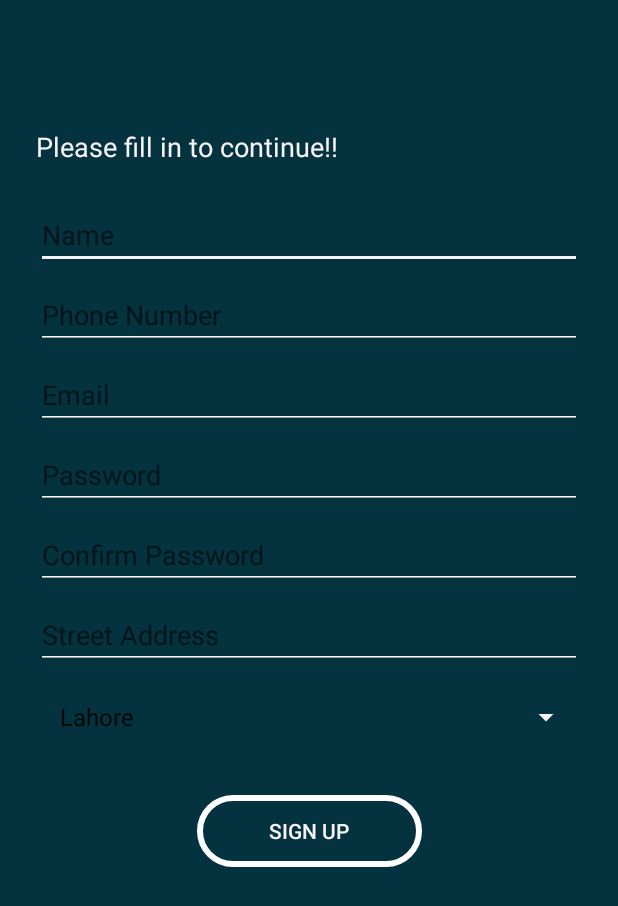
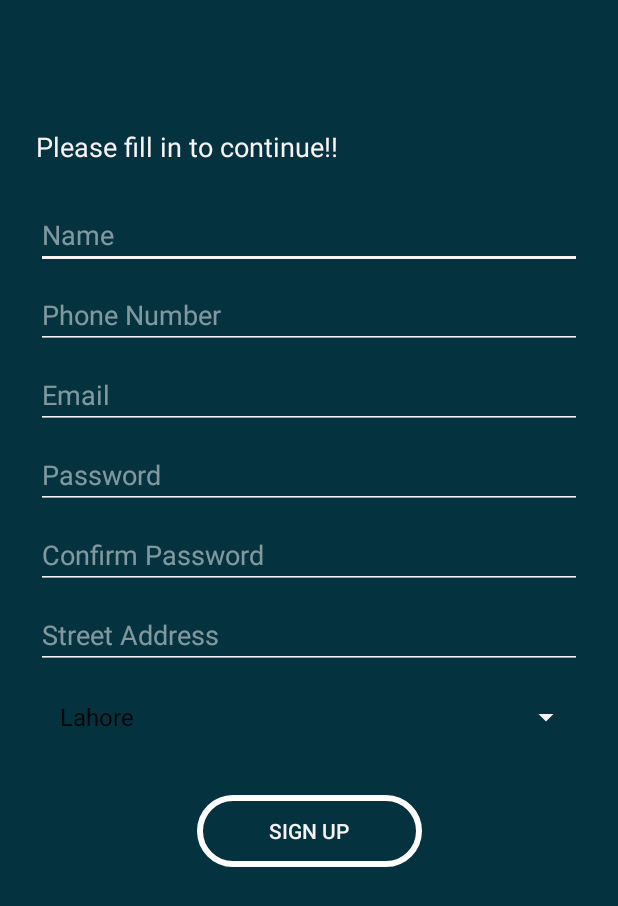
Before and after one commit to abdul99j/Foodcall-Updated, an Android app: the SignUp screen opened directly, with no data from a screen before it, on a phone screen of 412 x 824 dp. Shown: the top 906 px of the screen. Run offline under Robolectric (Android 15) with nearby library versions, the phone set to English and light mode, and no system bars.

Commit message:
Fixed colors

```diff
--- a/app/src/main/res/layout/activity_sign_up.xml
+++ b/app/src/main/res/layout/activity_sign_up.xml
@@ -40,7 +40,7 @@
             android:selectAllOnFocus="true"
             android:textColor="@color/colorAccent"
 
-            android:textColorHint="@android:color/hint_foreground_material_dark"
+            android:textColorHint="#7FFFFFFF"
             app:layout_constraintEnd_toEndOf="parent"
             app:layout_constraintStart_toStartOf="parent"
             app:layout_constraintTop_toBottomOf="@+id/textView2" />
@@ -59,7 +59,7 @@
             android:selectAllOnFocus="true"
             android:textColor="@color/colorAccent"
 
-            android:textColorHint="@android:color/hint_foreground_material_dark"
+            android:textColorHint="#7FFFFFFF"
             app:layout_constraintEnd_toEndOf="parent"
             app:layout_constraintHorizontal_bias="0.0"
             app:layout_constraintStart_toStartOf="parent"
@@ -77,7 +77,7 @@
             android:inputType="textEmailAddress"
             android:selectAllOnFocus="true"
             android:textColor="@color/colorAccent"
-            android:textColorHint="@android:color/hint_foreground_material_dark"
+            android:textColorHint="#7FFFFFFF"
 
             app:layout_constraintEnd_toEndOf="parent"
             app:layout_constraintHorizontal_bias="0.0"
@@ -96,7 +96,7 @@
             android:inputType="textPassword"
             android:selectAllOnFocus="true"
             android:textColor="@color/colorAccent"
-            android:textColorHint="@android:color/hint_foreground_material_dark"
+            android:textColorHint="#7FFFFFFF"
 
             app:layout_constraintEnd_toEndOf="parent"
             app:layout_constraintHorizontal_bias="0.0"
@@ -115,7 +115,7 @@
             android:inputType="textPassword"
             android:selectAllOnFocus="true"
             android:textColor="@color/colorAccent"
-            android:textColorHint="@android:color/hint_foreground_material_dark"
+            android:textColorHint="#7FFFFFFF"
 
             app:layout_constraintEnd_toEndOf="parent"
             app:layout_constraintHorizontal_bias="0.0"
@@ -134,7 +134,7 @@
             android:inputType="textPostalAddress"
             android:selectAllOnFocus="true"
             android:textColor="@color/colorAccent"
-            android:textColorHint="@android:color/hint_foreground_material_dark"
+            android:textColorHint="#7FFFFFFF"
 
             app:layout_constraintEnd_toEndOf="parent"
             app:layout_constraintHorizontal_bias="0.0"
--- a/app/src/main/res/values/colors.xml
+++ b/app/src/main/res/values/colors.xml
@@ -3,4 +3,5 @@
     <color name="colorPrimary">#04323F</color>
     <color name="colorPrimaryDark">#35100F</color>
     <color name="colorAccent">#F7F3F4</color>
+    <color name="foreground_material_dark">#7FFFFFFF</color>
 </resources>
```
Also changed, not shown: app/src/main/res/layout/activity_login.xml (+6 -4 lines).
